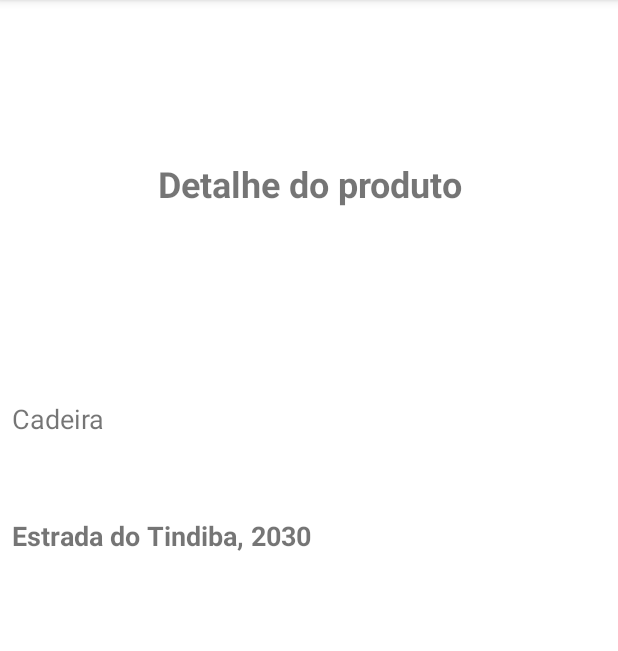
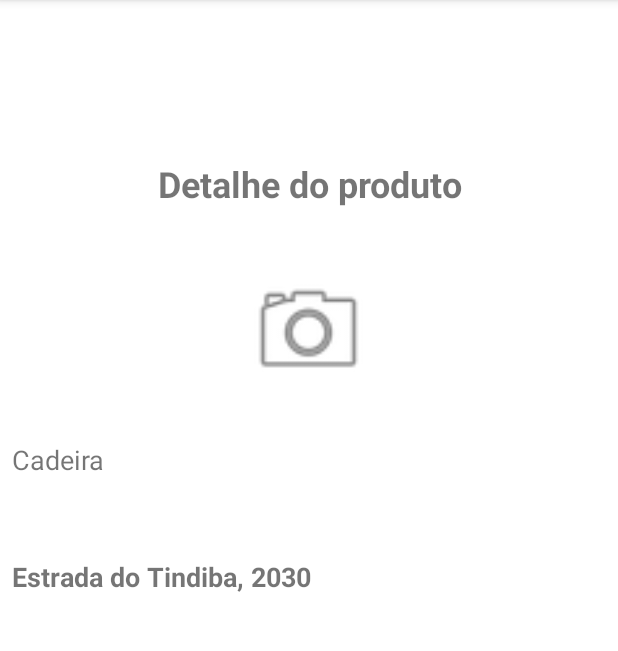
Before and after one commit to dev-rodrigues/android-kotlin-doacoes, an Android app: the ListaDoacaoFragment screen opened through its navigation route, after a tap on "Cadeira", on a phone screen of 412 x 824 dp, the part 84-735 px from its top. Run offline under Robolectric (Android 15) with nearby library versions, the phone set to English and light mode, and no system bars.

```diff
--- a/app/src/main/AndroidManifest.xml
+++ b/app/src/main/AndroidManifest.xml
@@ -1,5 +1,6 @@
 <?xml version="1.0" encoding="utf-8"?>
 <manifest xmlns:android="http://schemas.android.com/apk/res/android"
+
     package="br.com.assessmentfundamentoskotlin">
 
     <application
@@ -8,12 +9,14 @@
         android:label="@string/app_name"
         android:roundIcon="@mipmap/ic_launcher_round"
         android:supportsRtl="true"
+
         android:theme="@style/Theme.AssessmentFundamentosKotlin">
         <activity android:name=".MainActivity">
             <intent-filter>
                 <action android:name="android.intent.action.MAIN" />
 
                 <category android:name="android.intent.category.LAUNCHER" />
+
             </intent-filter>
         </activity>
     </application>
--- a/app/src/main/java/br/com/assessmentfundamentoskotlin/MainActivity.kt
+++ b/app/src/main/java/br/com/assessmentfundamentoskotlin/MainActivity.kt
@@ -2,10 +2,13 @@ package br.com.assessmentfundamentoskotlin
 
 import androidx.appcompat.app.AppCompatActivity
 import android.os.Bundle
+import android.view.View
 
 class MainActivity : AppCompatActivity() {
     override fun onCreate(savedInstanceState: Bundle?) {
         super.onCreate(savedInstanceState)
         setContentView(R.layout.activity_main)
     }
+
+    fun selecionarImagem(view: View) {}
 }
--- a/app/src/main/java/br/com/assessmentfundamentoskotlin/MockDoacoes.kt
+++ b/app/src/main/java/br/com/assessmentfundamentoskotlin/MockDoacoes.kt
@@ -4,8 +4,8 @@ import br.com.assessmentfundamentoskotlin.ui.model.Doacao
 
 object MockDoacoes {
     var doacoes : MutableList<Doacao> = mutableListOf(
-        Doacao("Cadeira", "Estrada do Tindiba, 2030"),
-        Doacao("Mesa", "Estrada do Tindiba, 2030"),
-        Doacao("Geladeira", "Estrada do Tindiba, 2030")
+        Doacao("Cadeira", "Estrada do Tindiba, 2030", null),
+        Doacao("Mesa", "Estrada do Tindiba, 2030", null),
+        Doacao("Geladeira", "Estrada do Tindiba, 2030", null)
     )
 }
--- a/app/src/main/java/br/com/assessmentfundamentoskotlin/ui/doacao/show/ShowDoacaoFragment.kt
+++ b/app/src/main/java/br/com/assessmentfundamentoskotlin/ui/doacao/show/ShowDoacaoFragment.kt
@@ -1,13 +1,16 @@
 package br.com.assessmentfundamentoskotlin.ui.doacao.show
 
+import android.os.Build
 import android.os.Bundle
 import androidx.fragment.app.Fragment
 import android.view.LayoutInflater
 import android.view.View
 import android.view.ViewGroup
+import androidx.annotation.RequiresApi
 import br.com.assessmentfundamentoskotlin.R
 import br.com.assessmentfundamentoskotlin.ui.model.DoacaoDTO
 import kotlinx.android.synthetic.main.fragment_show_doacao.*
+import java.util.*
 
 class ShowDoacaoFragment : Fragment() {
 
@@ -19,9 +22,18 @@ class ShowDoacaoFragment : Fragment() {
         return inflater.inflate(R.layout.fragment_show_doacao, container, false)
     }
 
+    @RequiresApi(Build.VERSION_CODES.N)
     override fun onViewCreated(view: View, savedInstanceState: Bundle?) {
+
         super.onViewCreated(view, savedInstanceState)
-        txtShowDescricao.setText(DoacaoDTO.doacaoSelecionada?.nome)
-        txtShowEndereco.setText(DoacaoDTO.doacaoSelecionada?.endereco)
+
+        if (Objects.nonNull(DoacaoDTO.doacaoSelecionada)) {
+            txtShowDescricao.setText(DoacaoDTO.doacaoSelecionada?.nome)
+            txtShowEndereco.setText(DoacaoDTO.doacaoSelecionada?.endereco)
+
+            if (Objects.nonNull(DoacaoDTO.doacaoSelecionada?.img)) {
+                showImage.setImageURI(DoacaoDTO.doacaoSelecionada?.img)
+            }
+        }
     }
 }
--- a/app/src/main/java/br/com/assessmentfundamentoskotlin/ui/model/Doacao.kt
+++ b/app/src/main/java/br/com/assessmentfundamentoskotlin/ui/model/Doacao.kt
@@ -1,3 +1,7 @@
 package br.com.assessmentfundamentoskotlin.ui.model
 
-class Doacao (var nome : String, var endereco : String)
+import android.net.Uri
+
+class Doacao (var nome : String, var endereco : String, var img: Uri?) {
+
+}
--- a/app/src/main/res/layout/fragment_show_doacao.xml
+++ b/app/src/main/res/layout/fragment_show_doacao.xml
@@ -27,14 +27,14 @@
         android:layout_width="0dp"
         android:layout_height="wrap_content"
         android:layout_marginStart="8dp"
-        android:layout_marginTop="128dp"
+        android:layout_marginTop="32dp"
         android:layout_marginEnd="8dp"
         android:hint="Descrição"
         android:textSize="18sp"
         app:layout_constraintEnd_toEndOf="parent"
         app:layout_constraintHorizontal_bias="0.0"
         app:layout_constraintStart_toStartOf="parent"
-        app:layout_constraintTop_toBottomOf="@+id/textView4" />
+        app:layout_constraintTop_toBottomOf="@+id/showImage" />
 
     <TextView
         android:id="@+id/txtShowEndereco"
@@ -50,4 +50,15 @@
         app:layout_constraintStart_toStartOf="parent"
         app:layout_constraintTop_toBottomOf="@+id/txtShowDescricao" />
 
+    <ImageView
+        android:id="@+id/showImage"
+        android:layout_width="139dp"
+        android:layout_height="83dp"
+        android:layout_marginTop="40dp"
+        android:src="@android:drawable/ic_menu_camera"
+        app:layout_constraintEnd_toEndOf="parent"
+        app:layout_constraintHorizontal_bias="0.498"
+        app:layout_constraintStart_toStartOf="parent"
+        app:layout_constraintTop_toBottomOf="@+id/textView4" />
+
 </androidx.constraintlayout.widget.ConstraintLayout>
```
Also changed, not shown: app/src/main/java/br/com/assessmentfundamentoskotlin/ui/doacao/persist/PersistDoacaoFragment.kt (+30 -2 lines), app/src/main/java/br/com/assessmentfundamentoskotlin/ui/doacao/persist/PersistDoacaoViewModel.kt (+13 -0 lines), app/src/main/res/layout/persist_doacao_fragment.xml (+12 -2 lines).
